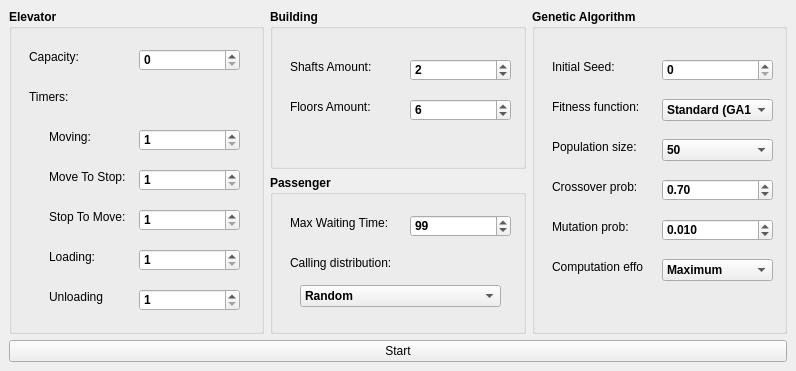
This is ui_src/settings.ui in gianmarcocalbi/ga-elevator-model as Qt 5 draws it before an edit. The edited form follows.
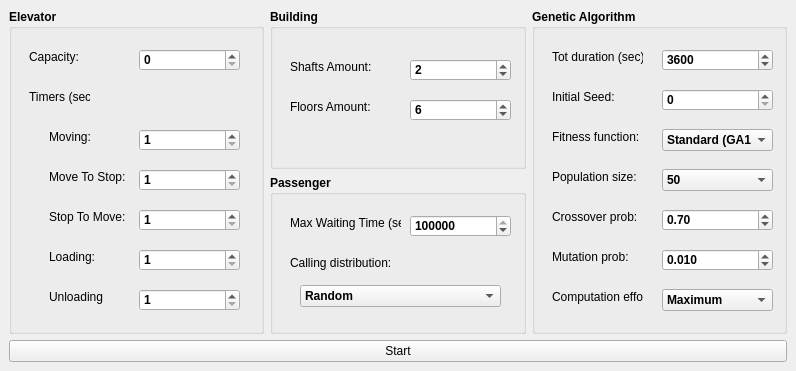
This is the edited form.

Commit message: Added total duration to settings GUI

What changed in the file:
```diff
--- a/ui_src/settings.ui
+++ b/ui_src/settings.ui
@@ -206,7 +206,7 @@
           </font>
          </property>
          <property name="text">
-          <string>Timers:</string>
+          <string>Timers (sec):</string>
          </property>
         </widget>
         <widget class="QLabel" name="label_7">
@@ -447,7 +447,7 @@
           </font>
          </property>
          <property name="text">
-          <string>Max Waiting Time:</string>
+          <string>Max Waiting Time (sec):</string>
          </property>
         </widget>
         <widget class="QSpinBox" name="spinMaxWaitingTime">
@@ -466,7 +466,7 @@
           <number>9999999</number>
          </property>
          <property name="value">
-          <number>99</number>
+          <number>999999</number>
          </property>
         </widget>
         <widget class="QLabel" name="label_13">
@@ -531,7 +531,7 @@
          <property name="geometry">
           <rect>
            <x>130</x>
-           <y>50</y>
+           <y>80</y>
            <width>111</width>
            <height>22</height>
           </rect>
@@ -550,7 +550,7 @@
          <property name="geometry">
           <rect>
            <x>20</x>
-           <y>50</y>
+           <y>80</y>
            <width>91</width>
            <height>16</height>
           </rect>
@@ -569,7 +569,7 @@
          <property name="geometry">
           <rect>
            <x>20</x>
-           <y>90</y>
+           <y>120</y>
            <width>111</width>
            <height>16</height>
           </rect>
@@ -588,7 +588,7 @@
          <property name="geometry">
           <rect>
            <x>130</x>
-           <y>90</y>
+           <y>120</y>
            <width>111</width>
            <height>22</height>
           </rect>
@@ -613,7 +613,7 @@
          <property name="geometry">
           <rect>
            <x>20</x>
-           <y>130</y>
+           <y>160</y>
            <width>91</width>
            <height>16</height>
           </rect>
@@ -632,7 +632,7 @@
          <property name="geometry">
           <rect>
            <x>20</x>
-           <y>250</y>
+           <y>280</y>
            <width>91</width>
            <height>16</height>
           </rect>
@@ -651,7 +651,7 @@
          <property name="geometry">
           <rect>
            <x>130</x>
-           <y>250</y>
+           <y>280</y>
            <width>111</width>
            <height>22</height>
           </rect>
@@ -676,7 +676,7 @@
          <property name="geometry">
           <rect>
            <x>130</x>
-           <y>170</y>
+           <y>200</y>
            <width>111</width>
            <height>22</height>
           </rect>
@@ -695,7 +695,7 @@
          <property name="geometry">
           <rect>
            <x>20</x>
-           <y>170</y>
+           <y>200</y>
            <width>91</width>
            <height>16</height>
           </rect>
@@ -714,7 +714,7 @@
          <property name="geometry">
           <rect>
            <x>130</x>
-           <y>210</y>
+           <y>240</y>
            <width>111</width>
            <height>22</height>
           </rect>
@@ -736,7 +736,7 @@
          <property name="geometry">
           <rect>
            <x>20</x>
-           <y>210</y>
+           <y>240</y>
            <width>91</width>
            <height>16</height>
           </rect>
@@ -755,7 +755,7 @@
          <property name="geometry">
           <rect>
            <x>130</x>
-           <y>130</y>
+           <y>160</y>
            <width>111</width>
            <height>22</height>
           </rect>
@@ -789,6 +789,50 @@
           </property>
          </item>
         </widget>
+        <widget class="QSpinBox" name="spinTotalDuration">
+         <property name="geometry">
+          <rect>
+           <x>130</x>
+           <y>40</y>
+           <width>111</width>
+           <height>22</height>
+          </rect>
+         </property>
+         <property name="suffix">
+          <string/>
+         </property>
+         <property name="maximum">
+          <number>999999999</number>
+         </property>
+         <property name="singleStep">
+          <number>1</number>
+         </property>
+         <property name="value">
+          <number>3600</number>
+         </property>
+         <property name="displayIntegerBase">
+          <number>10</number>
+         </property>
+        </widget>
+        <widget class="QLabel" name="label_18">
+         <property name="geometry">
+          <rect>
+           <x>20</x>
+           <y>40</y>
+           <width>91</width>
+           <height>16</height>
+          </rect>
+         </property>
+         <property name="font">
+          <font>
+           <weight>50</weight>
+           <bold>false</bold>
+          </font>
+         </property>
+         <property name="text">
+          <string>Tot duration (sec):</string>
+         </property>
+        </widget>
        </widget>
       </item>
      </layout>
```
Left out of the diff: 6 changed lines with no effect on the pictures. The commit also changes 2 other files.
